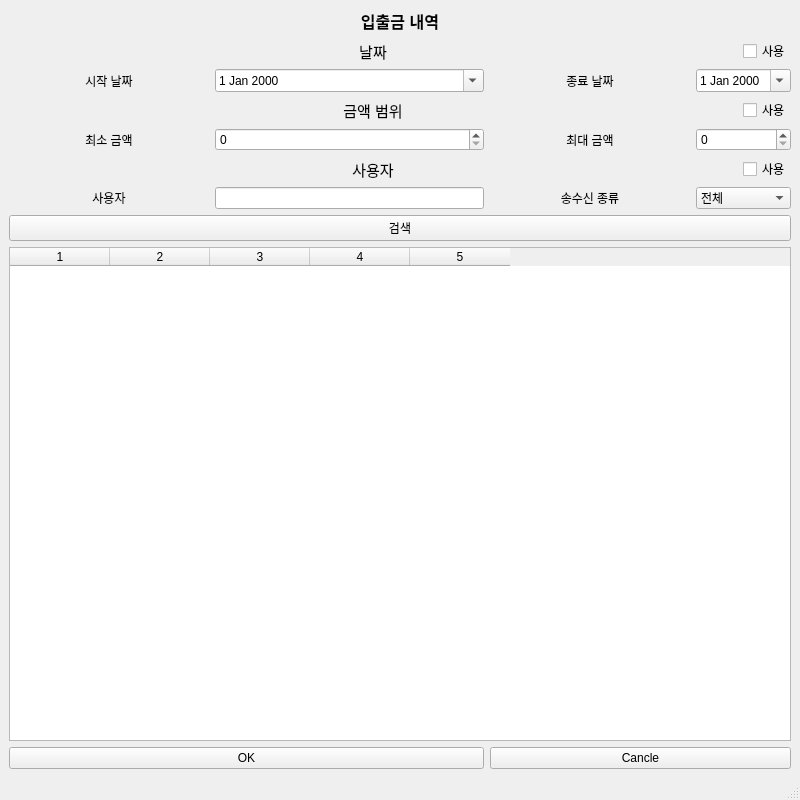
The window that form/adminhistorywindow.ui (hyeon-h/QBanker-System) describes before a commit, drawn with Qt 5.
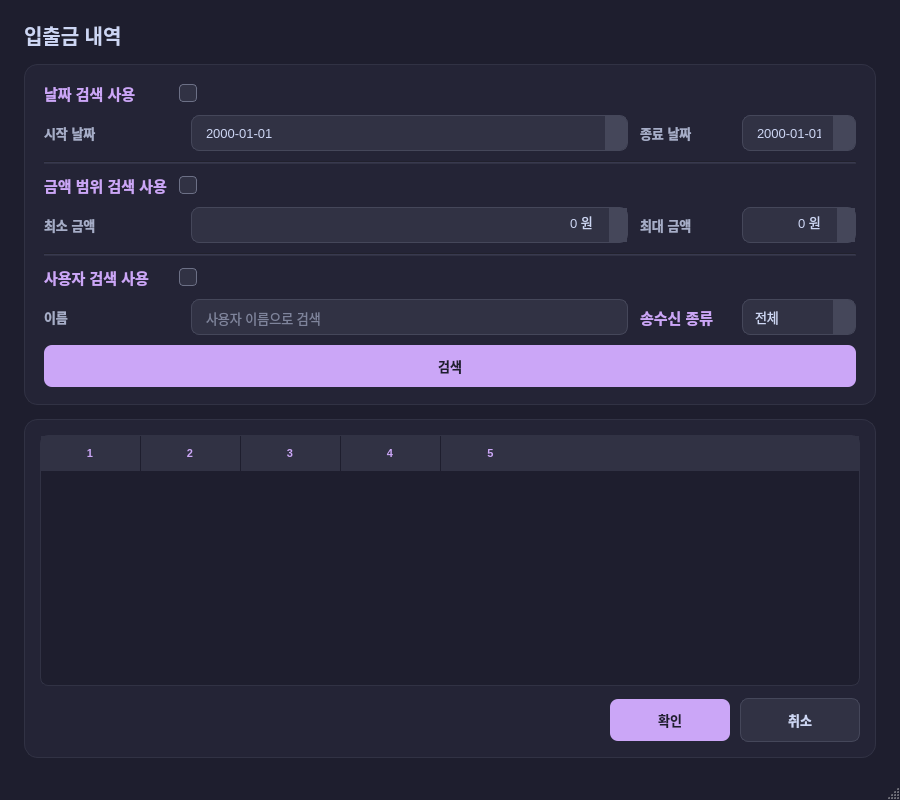
The same window after the commit.

Commit message: develop : UI end

What changed in the file:
```diff
--- a/form/adminhistorywindow.ui
+++ b/form/adminhistorywindow.ui
@@ -6,253 +6,647 @@
    <rect>
     <x>0</x>
     <y>0</y>
-    <width>800</width>
+    <width>900</width>
     <height>800</height>
    </rect>
   </property>
+  <property name="minimumSize">
+   <size>
+    <width>760</width>
+    <height>720</height>
+   </size>
+  </property>
   <property name="windowTitle">
-   <string>MainWindow</string>
+   <string>입출금 내역 (관리자)</string>
+  </property>
+  <property name="styleSheet">
+   <string notr="true">
+QMainWindow, QWidget#centralwidget {
+    background-color: #1e1e2e;
+}
+QWidget {
+    color: #cdd6f4;
+    font-family: &quot;Segoe UI&quot;, &quot;Malgun Gothic&quot;, sans-serif;
+    font-size: 13px;
+}
+QWidget#filterCard, QWidget#resultCard {
+    background-color: #242436;
+    border: 1px solid #313244;
+    border-radius: 14px;
+}
+QLabel {
+    color: #a6adc8;
+    font-weight: 500;
+    background: transparent;
+}
+QLabel#label {
+    color: #cdd6f4;
+    font-size: 20px;
+    font-weight: 700;
+    background: transparent;
+}
+QLabel#label_3, QLabel#label_6, QLabel#label_10, QLabel#label_2 {
+    color: #cba6f7;
+    font-size: 15px;
+    font-weight: 700;
+    background: transparent;
+}
+QLineEdit, QSpinBox, QDateEdit, QComboBox {
+    background-color: #313244;
+    border: 1px solid #45475a;
+    border-radius: 8px;
+    padding: 8px 12px;
+    color: #cdd6f4;
+    selection-background-color: #cba6f7;
+    min-height: 18px;
+}
+QLineEdit:focus, QSpinBox:focus, QDateEdit:focus, QComboBox:focus {
+    border: 1px solid #cba6f7;
+    background-color: #363752;
+}
+QLineEdit:hover, QSpinBox:hover, QDateEdit:hover, QComboBox:hover {
+    border: 1px solid #6c7086;
+}
+/* SpinBox arrows */
+QSpinBox::up-button, QSpinBox::down-button {
+    background-color: #45475a;
+    border: none;
+    width: 18px;
+}
+QSpinBox::up-button:hover, QSpinBox::down-button:hover {
+    background-color: #585b70;
+}
+QSpinBox::up-arrow {
+    image: none;
+    border-left: 4px solid transparent;
+    border-right: 4px solid transparent;
+    border-bottom: 5px solid #cdd6f4;
+    width: 0; height: 0;
+}
+QSpinBox::down-arrow {
+    image: none;
+    border-left: 4px solid transparent;
+    border-right: 4px solid transparent;
+    border-top: 5px solid #cdd6f4;
+    width: 0; height: 0;
+}
+/* DateEdit drop-down */
+QDateEdit::drop-down {
+    background-color: #45475a;
+    border: none;
+    width: 22px;
+    border-top-right-radius: 7px;
+    border-bottom-right-radius: 7px;
+}
+QDateEdit::drop-down:hover {
+    background-color: #585b70;
+}
+QDateEdit::down-arrow {
+    image: none;
+    border-left: 4px solid transparent;
+    border-right: 4px solid transparent;
+    border-top: 5px solid #cdd6f4;
+    width: 0; height: 0;
+}
+/* ComboBox */
+QComboBox::drop-down {
+    background-color: #45475a;
+    border: none;
+    width: 22px;
+    border-top-right-radius: 7px;
+    border-bottom-right-radius: 7px;
+}
+QComboBox::drop-down:hover {
+    background-color: #585b70;
+}
+QComboBox::down-arrow {
+    image: none;
+    border-left: 4px solid transparent;
+    border-right: 4px solid transparent;
+    border-top: 5px solid #cdd6f4;
+    width: 0; height: 0;
+}
+QComboBox QAbstractItemView {
+    background-color: #242436;
+    color: #cdd6f4;
+    border: 1px solid #45475a;
+    selection-background-color: #cba6f7;
+    selection-color: #1e1e2e;
+    outline: none;
+}
+/* Calendar popup */
+QCalendarWidget QWidget {
+    background-color: #242436;
+    color: #cdd6f4;
+}
+QCalendarWidget QToolButton {
+    background-color: #313244;
+    color: #cdd6f4;
+    border-radius: 4px;
+    padding: 4px;
+}
+QCalendarWidget QToolButton:hover {
+    background-color: #45475a;
+}
+QCalendarWidget QAbstractItemView:enabled {
+    background-color: #1e1e2e;
+    color: #cdd6f4;
+    selection-background-color: #cba6f7;
+    selection-color: #1e1e2e;
+}
+/* CheckBox */
+QCheckBox {
+    color: #cdd6f4;
+    spacing: 8px;
+    background: transparent;
+}
+QCheckBox::indicator {
+    width: 16px;
+    height: 16px;
+    border: 1px solid #6c7086;
+    border-radius: 4px;
+    background-color: #313244;
+}
+QCheckBox::indicator:checked {
+    background-color: #cba6f7;
+    border: 1px solid #cba6f7;
+}
+QCheckBox::indicator:hover {
+    border: 1px solid #cba6f7;
+}
+/* Buttons */
+QPushButton {
+    background-color: #313244;
+    color: #cdd6f4;
+    border: 1px solid #45475a;
+    border-radius: 8px;
+    padding: 10px 20px;
+    font-weight: 600;
+    min-height: 22px;
+}
+QPushButton:hover {
+    background-color: #45475a;
+    border: 1px solid #cba6f7;
+}
+QPushButton:pressed {
+    background-color: #585b70;
+}
+QPushButton#pushButton_3 {
+    background-color: #cba6f7;
+    color: #1e1e2e;
+    border: none;
+}
+QPushButton#pushButton_3:hover {
+    background-color: #d9bef8;
+}
+QPushButton#pushButton_3:pressed {
+    background-color: #b093e8;
+}
+QPushButton#pushButton {
+    background-color: #cba6f7;
+    color: #1e1e2e;
+    border: none;
+}
+QPushButton#pushButton:hover {
+    background-color: #d9bef8;
+}
+QPushButton#pushButton:pressed {
+    background-color: #b093e8;
+}
+/* Table */
+QTableWidget {
+    background-color: #1e1e2e;
+    alternate-background-color: #242436;
+    color: #cdd6f4;
+    gridline-color: #313244;
+    border: 1px solid #313244;
+    border-radius: 8px;
+    selection-background-color: #cba6f7;
+    selection-color: #1e1e2e;
+    outline: none;
+}
+QTableWidget::item {
+    padding: 6px;
+    border: none;
+}
+QTableWidget::item:selected {
+    background-color: #cba6f7;
+    color: #1e1e2e;
+}
+QHeaderView::section {
+    background-color: #313244;
+    color: #cba6f7;
+    padding: 8px;
+    border: none;
+    border-right: 1px solid #1e1e2e;
+    font-weight: 700;
+    font-size: 11px;
+    letter-spacing: 1px;
+}
+QHeaderView::section:last {
+    border-right: none;
+}
+QHeaderView {
+    background-color: #313244;
+}
+QTableView QTableCornerButton::section {
+    background-color: #313244;
+    border: none;
+}
+QTableCornerButton::section {
+    background-color: #313244;
+    border: none;
+}
+/* Scrollbar */
+QScrollBar:vertical {
+    background: #1e1e2e;
+    width: 10px;
+    margin: 0;
+    border-radius: 5px;
+}
+QScrollBar::handle:vertical {
+    background: #45475a;
+    border-radius: 5px;
+    min-height: 20px;
+}
+QScrollBar::handle:vertical:hover {
+    background: #585b70;
+}
+QScrollBar::add-line:vertical, QScrollBar::sub-line:vertical {
+    height: 0;
+}
+QScrollBar:horizontal {
+    background: #1e1e2e;
+    height: 10px;
+    margin: 0;
+    border-radius: 5px;
+}
+QScrollBar::handle:horizontal {
+    background: #45475a;
+    border-radius: 5px;
+    min-width: 20px;
+}
+QScrollBar::handle:horizontal:hover {
+    background: #585b70;
+}
+QScrollBar::add-line:horizontal, QScrollBar::sub-line:horizontal {
+    width: 0;
+}
+   </string>
   </property>
   <widget class="QWidget" name="centralwidget">
    <layout class="QVBoxLayout" name="verticalLayout">
+    <property name="leftMargin"><number>24</number></property>
+    <property name="topMargin"><number>20</number></property>
+    <property name="rightMargin"><number>24</number></property>
+    <property name="bottomMargin"><number>20</number></property>
+    <property name="spacing"><number>14</number></property>
     <item>
-     <layout class="QGridLayout" name="gridLayout">
-      <item row="12" column="0" colspan="3">
-       <widget class="QPushButton" name="pushButton">
-        <property name="text">
-         <string>OK</string>
-        </property>
-       </widget>
-      </item>
-      <item row="7" column="3">
-       <widget class="QLabel" name="label_8">
-        <property name="text">
-         <string>최대 금액</string>
-        </property>
-        <property name="alignment">
-         <set>Qt::AlignmentFlag::AlignCenter</set>
-        </property>
-       </widget>
-      </item>
-      <item row="1" column="0" colspan="5">
-       <widget class="QLabel" name="label_3">
-        <property name="font">
-         <font>
-          <pointsize>11</pointsize>
-         </font>
-        </property>
-        <property name="text">
-         <string>날짜</string>
-        </property>
-        <property name="alignment">
-         <set>Qt::AlignmentFlag::AlignCenter</set>
-        </property>
-       </widget>
-      </item>
-      <item row="9" column="3">
-       <widget class="QLabel" name="label_2">
-        <property name="text">
-         <string>송수신 종류</string>
-        </property>
-        <property name="alignment">
-         <set>Qt::AlignmentFlag::AlignCenter</set>
-        </property>
-       </widget>
-      </item>
-      <item row="3" column="0" colspan="2">
-       <widget class="QLabel" name="label_4">
-        <property name="minimumSize">
-         <size>
-          <width>200</width>
-          <height>0</height>
-         </size>
-        </property>
-        <property name="text">
-         <string>시작 날짜</string>
-        </property>
-        <property name="alignment">
-         <set>Qt::AlignmentFlag::AlignCenter</set>
-        </property>
-       </widget>
-      </item>
-      <item row="6" column="0" colspan="5">
-       <widget class="QLabel" name="label_6">
-        <property name="font">
-         <font>
-          <pointsize>11</pointsize>
-         </font>
-        </property>
-        <property name="text">
-         <string>금액 범위</string>
-        </property>
-        <property name="alignment">
-         <set>Qt::AlignmentFlag::AlignCenter</set>
-        </property>
-       </widget>
-      </item>
-      <item row="3" column="2">
-       <widget class="QDateEdit" name="dateEdit">
-        <property name="calendarPopup">
-         <bool>true</bool>
-        </property>
-       </widget>
-      </item>
-      <item row="9" column="0" colspan="2">
-       <widget class="QLabel" name="label_9">
-        <property name="text">
-         <string>사용자</string>
-        </property>
-        <property name="alignment">
-         <set>Qt::AlignmentFlag::AlignCenter</set>
-        </property>
-       </widget>
-      </item>
-      <item row="9" column="2">
-       <widget class="QLineEdit" name="lineEdit"/>
-      </item>
-      <item row="7" column="0" colspan="2">
-       <widget class="QLabel" name="label_7">
-        <property name="text">
-         <string>최소 금액</string>
-        </property>
-        <property name="alignment">
-         <set>Qt::AlignmentFlag::AlignCenter</set>
-        </property>
-       </widget>
-      </item>
-      <item row="3" column="3">
-       <widget class="QLabel" name="label_5">
-        <property name="minimumSize">
-         <size>
-          <width>200</width>
-          <height>0</height>
-         </size>
-        </property>
-        <property name="text">
-         <string>종료 날짜</string>
-        </property>
-        <property name="alignment">
-         <set>Qt::AlignmentFlag::AlignCenter</set>
-        </property>
-       </widget>
-      </item>
-      <item row="6" column="5">
-       <widget class="QCheckBox" name="checkBox_2">
-        <property name="text">
-         <string>사용</string>
-        </property>
-       </widget>
-      </item>
-      <item row="1" column="5">
-       <widget class="QCheckBox" name="checkBox">
-        <property name="text">
-         <string>사용</string>
-        </property>
-       </widget>
-      </item>
-      <item row="0" column="0" colspan="6">
-       <widget class="QLabel" name="label">
-        <property name="font">
-         <font>
-          <pointsize>12</pointsize>
-          <bold>true</bold>
-         </font>
-        </property>
-        <property name="text">
-         <string>입출금 내역</string>
-        </property>
-        <property name="alignment">
-         <set>Qt::AlignmentFlag::AlignCenter</set>
-        </property>
-       </widget>
-      </item>
-      <item row="3" column="4" colspan="2">
-       <widget class="QDateEdit" name="dateEdit_2">
-        <property name="calendarPopup">
-         <bool>true</bool>
-        </property>
-       </widget>
-      </item>
-      <item row="9" column="4" colspan="2">
-       <widget class="QComboBox" name="comboBox">
-        <property name="layoutDirection">
-         <enum>Qt::LayoutDirection::LeftToRight</enum>
-        </property>
-        <property name="sizeAdjustPolicy">
-         <enum>QComboBox::SizeAdjustPolicy::AdjustToContents</enum>
-        </property>
-        <item>
+     <widget class="QLabel" name="label">
+      <property name="font">
+       <font>
+        <pointsize>12</pointsize>
+        <bold>true</bold>
+       </font>
+      </property>
+      <property name="text">
+       <string>입출금 내역</string>
+      </property>
+      <property name="alignment">
+       <set>Qt::AlignmentFlag::AlignLeft|Qt::AlignmentFlag::AlignVCenter</set>
+      </property>
+     </widget>
+    </item>
+    <item>
+     <widget class="QWidget" name="filterCard" native="true">
+      <layout class="QGridLayout" name="gridLayout">
+       <property name="leftMargin"><number>20</number></property>
+       <property name="topMargin"><number>18</number></property>
+       <property name="rightMargin"><number>20</number></property>
+       <property name="bottomMargin"><number>18</number></property>
+       <property name="horizontalSpacing"><number>12</number></property>
+       <property name="verticalSpacing"><number>10</number></property>
+       <item row="1" column="0">
+        <widget class="QLabel" name="label_3">
+         <property name="font">
+          <font><pointsize>11</pointsize></font>
+         </property>
+         <property name="sizePolicy">
+          <sizepolicy hsizetype="Maximum" vsizetype="Preferred">
+           <horstretch>0</horstretch>
+           <verstretch>0</verstretch>
+          </sizepolicy>
+         </property>
          <property name="text">
-          <string>전체</string>
+          <string>날짜 검색 사용</string>
          </property>
-        </item>
-        <item>
+         <property name="alignment">
+          <set>Qt::AlignmentFlag::AlignLeft|Qt::AlignmentFlag::AlignVCenter</set>
+         </property>
+        </widget>
+       </item>
+       <item row="1" column="1" colspan="5">
+        <widget class="QCheckBox" name="checkBox">
          <property name="text">
-          <string>입출금</string>
+          <string/>
          </property>
-        </item>
-        <item>
+        </widget>
+       </item>
+       <item row="3" column="0" colspan="2">
+        <widget class="QLabel" name="label_4">
+         <property name="minimumSize">
+          <size><width>90</width><height>0</height></size>
+         </property>
          <property name="text">
-          <string>기타</string>
+          <string>시작 날짜</string>
          </property>
-        </item>
-       </widget>
-      </item>
-      <item row="10" column="0" colspan="6">
-       <widget class="QPushButton" name="pushButton_3">
-        <property name="text">
-         <string>검색</string>
-        </property>
-       </widget>
-      </item>
-      <item row="11" column="0" colspan="6">
-       <widget class="QTableWidget" name="tableWidget">
-        <property name="columnCount">
-         <number>5</number>
-        </property>
-        <column/>
-        <column/>
-        <column/>
-        <column/>
-        <column/>
-       </widget>
-      </item>
-      <item row="12" column="3" colspan="3">
-       <widget class="QPushButton" name="pushButton_2">
-        <property name="text">
-         <string>Cancle</string>
-        </property>
-       </widget>
-      </item>
-      <item row="8" column="5">
-       <widget class="QCheckBox" name="checkBox_3">
-        <property name="text">
-         <string>사용</string>
-        </property>
-       </widget>
-      </item>
-      <item row="8" column="0" colspan="5">
-       <widget class="QLabel" name="label_10">
-        <property name="font">
-         <font>
-          <pointsize>11</pointsize>
-         </font>
-        </property>
-        <property name="text">
-         <string>사용자</string>
-        </property>
-        <property name="alignment">
-         <set>Qt::AlignmentFlag::AlignCenter</set>
-        </property>
-       </widget>
-      </item>
-      <item row="7" column="2">
-       <widget class="QSpinBox" name="spinBox"/>
-      </item>
-      <item row="7" column="4" colspan="2">
-       <widget class="QSpinBox" name="spinBox_2"/>
-      </item>
-     </layout>
+         <property name="alignment">
+          <set>Qt::AlignmentFlag::AlignLeft|Qt::AlignmentFlag::AlignVCenter</set>
+         </property>
+        </widget>
+       </item>
+       <item row="3" column="2">
+        <widget class="QDateEdit" name="dateEdit">
+         <property name="calendarPopup">
+          <bool>true</bool>
+         </property>
+         <property name="displayFormat">
+          <string>yyyy-MM-dd</string>
+         </property>
+        </widget>
+       </item>
+       <item row="3" column="3">
+        <widget class="QLabel" name="label_5">
+         <property name="minimumSize">
+          <size><width>90</width><height>0</height></size>
+         </property>
+         <property name="text">
+          <string>종료 날짜</string>
+         </property>
+         <property name="alignment">
+          <set>Qt::AlignmentFlag::AlignLeft|Qt::AlignmentFlag::AlignVCenter</set>
+         </property>
+        </widget>
+       </item>
+       <item row="3" column="4" colspan="2">
+        <widget class="QDateEdit" name="dateEdit_2">
+         <property name="calendarPopup">
+          <bool>true</bool>
+         </property>
+         <property name="displayFormat">
+          <string>yyyy-MM-dd</string>
+         </property>
+        </widget>
+       </item>
+       <item row="5" column="0" colspan="6">
+        <widget class="Line" name="divider1">
+         <property name="orientation">
+          <enum>Qt::Orientation::Horizontal</enum>
+         </property>
+         <property name="styleSheet">
+          <string notr="true">color: #313244; background-color: #313244; min-height: 1px; max-height: 1px;</string>
+         </property>
+        </widget>
+       </item>
+       <item row="6" column="0">
+        <widget class="QLabel" name="label_6">
+         <property name="font">
+          <font><pointsize>11</pointsize></font>
+         </property>
+         <property name="sizePolicy">
+          <sizepolicy hsizetype="Maximum" vsizetype="Preferred">
+           <horstretch>0</horstretch>
+           <verstretch>0</verstretch>
+          </sizepolicy>
+         </property>
+         <property name="text">
+          <string>금액 범위 검색 사용</string>
+         </property>
+         <property name="alignment">
+          <set>Qt::AlignmentFlag::AlignLeft|Qt::AlignmentFlag::AlignVCenter</set>
+         </property>
+        </widget>
+       </item>
+       <item row="6" column="1" colspan="5">
+        <widget class="QCheckBox" name="checkBox_2">
+         <property name="text">
+          <string/>
+         </property>
+        </widget>
+       </item>
+       <item row="7" column="0" colspan="2">
+        <widget class="QLabel" name="label_7">
+         <property name="text">
+          <string>최소 금액</string>
+         </property>
+         <property name="alignment">
+          <set>Qt::AlignmentFlag::AlignLeft|Qt::AlignmentFlag::AlignVCenter</set>
+         </property>
+        </widget>
+       </item>
+       <item row="7" column="2">
+        <widget class="QSpinBox" name="spinBox">
+         <property name="maximum">
+          <number>999999999</number>
+         </property>
+         <property name="suffix">
+          <string> 원</string>
+         </property>
+         <property name="alignment">
+          <set>Qt::AlignmentFlag::AlignRight|Qt::AlignmentFlag::AlignVCenter</set>
+         </property>
+        </widget>
+       </item>
+       <item row="7" column="3">
+        <widget class="QLabel" name="label_8">
+         <property name="text">
+          <string>최대 금액</string>
+         </property>
+         <property name="alignment">
+          <set>Qt::AlignmentFlag::AlignLeft|Qt::AlignmentFlag::AlignVCenter</set>
+         </property>
+        </widget>
+       </item>
+       <item row="7" column="4" colspan="2">
+        <widget class="QSpinBox" name="spinBox_2">
+         <property name="maximum">
+          <number>999999999</number>
+         </property>
+         <property name="suffix">
+          <string> 원</string>
+         </property>
+         <property name="alignment">
+          <set>Qt::AlignmentFlag::AlignRight|Qt::AlignmentFlag::AlignVCenter</set>
+         </property>
+        </widget>
+       </item>
+       <item row="8" column="0" colspan="6">
+        <widget class="Line" name="divider2">
+         <property name="orientation">
+          <enum>Qt::Orientation::Horizontal</enum>
+         </property>
+         <property name="styleSheet">
+          <string notr="true">color: #313244; background-color: #313244; min-height: 1px; max-height: 1px;</string>
+         </property>
+        </widget>
+       </item>
+       <item row="9" column="0">
+        <widget class="QLabel" name="label_10">
+         <property name="font">
+          <font><pointsize>11</pointsize></font>
+         </property>
+         <property name="sizePolicy">
+          <sizepolicy hsizetype="Maximum" vsizetype="Preferred">
+           <horstretch>0</horstretch>
+           <verstretch>0</verstretch>
+          </sizepolicy>
+         </property>
+         <property name="text">
+          <string>사용자 검색 사용</string>
+         </property>
+         <property name="alignment">
+          <set>Qt::AlignmentFlag::AlignLeft|Qt::AlignmentFlag::AlignVCenter</set>
+         </property>
+        </widget>
+       </item>
+       <item row="9" column="1" colspan="5">
+        <widget class="QCheckBox" name="checkBox_3">
+         <property name="text">
+          <string/>
+         </property>
+        </widget>
+       </item>
+       <item row="10" column="0" colspan="2">
+        <widget class="QLabel" name="label_9">
+         <property name="text">
+          <string>이름</string>
+         </property>
+         <property name="alignment">
+          <set>Qt::AlignmentFlag::AlignLeft|Qt::AlignmentFlag::AlignVCenter</set>
+         </property>
+        </widget>
+       </item>
+       <item row="10" column="2">
+        <widget class="QLineEdit" name="lineEdit">
+         <property name="placeholderText">
+          <string>사용자 이름으로 검색</string>
+         </property>
+        </widget>
+       </item>
+       <item row="10" column="3">
+        <widget class="QLabel" name="label_2">
+         <property name="font">
+          <font><pointsize>11</pointsize></font>
+         </property>
+         <property name="text">
+          <string>송수신 종류</string>
+         </property>
+         <property name="alignment">
+          <set>Qt::AlignmentFlag::AlignLeft|Qt::AlignmentFlag::AlignVCenter</set>
+         </property>
+        </widget>
+       </item>
+       <item row="10" column="4" colspan="2">
+        <widget class="QComboBox" name="comboBox">
+         <property name="layoutDirection">
+          <enum>Qt::LayoutDirection::LeftToRight</enum>
+         </property>
+         <property name="sizeAdjustPolicy">
+          <enum>QComboBox::SizeAdjustPolicy::AdjustToContents</enum>
+         </property>
+         <item>
+          <property name="text"><string>전체</string></property>
+         </item>
+         <item>
+          <property name="text"><string>입출금</string></property>
+         </item>
+         <item>
+          <property name="text"><string>기타</string></property>
+         </item>
+        </widget>
+       </item>
+       <item row="11" column="0" colspan="6">
+        <widget class="QPushButton" name="pushButton_3">
+         <property name="text">
+          <string>검색</string>
+         </property>
+         <property name="cursor">
+          <cursorShape>PointingHandCursor</cursorShape>
+         </property>
+        </widget>
+       </item>
+      </layout>
+     </widget>
+    </item>
+    <item>
+     <widget class="QWidget" name="resultCard" native="true">
+      <layout class="QVBoxLayout" name="resultCardLayout">
+       <property name="leftMargin"><number>16</number></property>
+       <property name="topMargin"><number>16</number></property>
+       <property name="rightMargin"><number>16</number></property>
+       <property name="bottomMargin"><number>16</number></property>
+       <property name="spacing"><number>12</number></property>
+       <item>
+        <widget class="QTableWidget" name="tableWidget">
+         <property name="alternatingRowColors">
+          <bool>true</bool>
+         </property>
+         <property name="selectionBehavior">
+          <enum>QAbstractItemView::SelectionBehavior::SelectRows</enum>
+         </property>
+         <property name="columnCount">
+          <number>5</number>
+         </property>
+         <column/>
+         <column/>
+         <column/>
+         <column/>
+         <column/>
+        </widget>
+       </item>
+       <item>
+        <layout class="QHBoxLayout" name="buttonLayout">
+         <property name="spacing"><number>10</number></property>
+         <item>
+          <spacer name="buttonLeftSpacer">
+           <property name="orientation">
+            <enum>Qt::Orientation::Horizontal</enum>
+           </property>
+           <property name="sizeHint" stdset="0">
+            <size><width>40</width><height>20</height></size>
+           </property>
+          </spacer>
+         </item>
+         <item>
+          <widget class="QPushButton" name="pushButton">
+           <property name="minimumSize">
+            <size><width>120</width><height>0</height></size>
+           </property>
+           <property name="text">
+            <string>확인</string>
+           </property>
+           <property name="cursor">
+            <cursorShape>PointingHandCursor</cursorShape>
+           </property>
+          </widget>
+         </item>
+         <item>
+          <widget class="QPushButton" name="pushButton_2">
+           <property name="minimumSize">
+            <size><width>120</width><height>0</height></size>
+           </property>
+           <property name="text">
+            <string>취소</string>
+           </property>
+           <property name="cursor">
+            <cursorShape>PointingHandCursor</cursorShape>
+           </property>
+          </widget>
+         </item>
+        </layout>
+       </item>
+      </layout>
+     </widget>
     </item>
    </layout>
   </widget>
```
Left out of the diff: 7 changed lines with no effect on the pictures. The commit also changes 3 other files.
